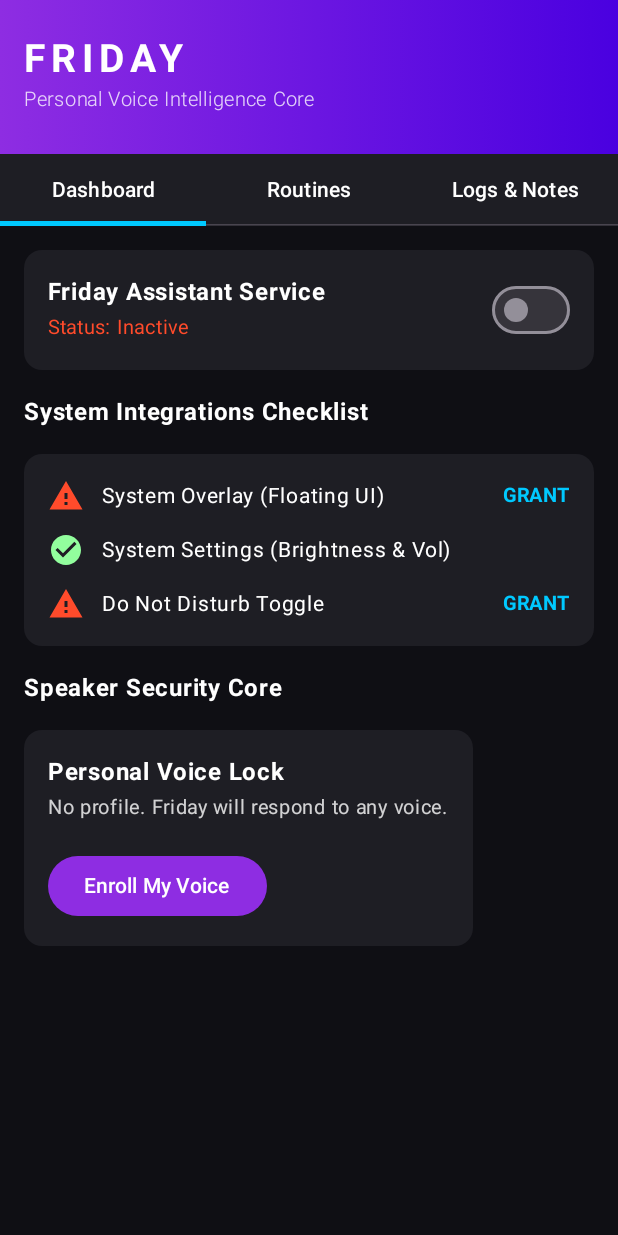
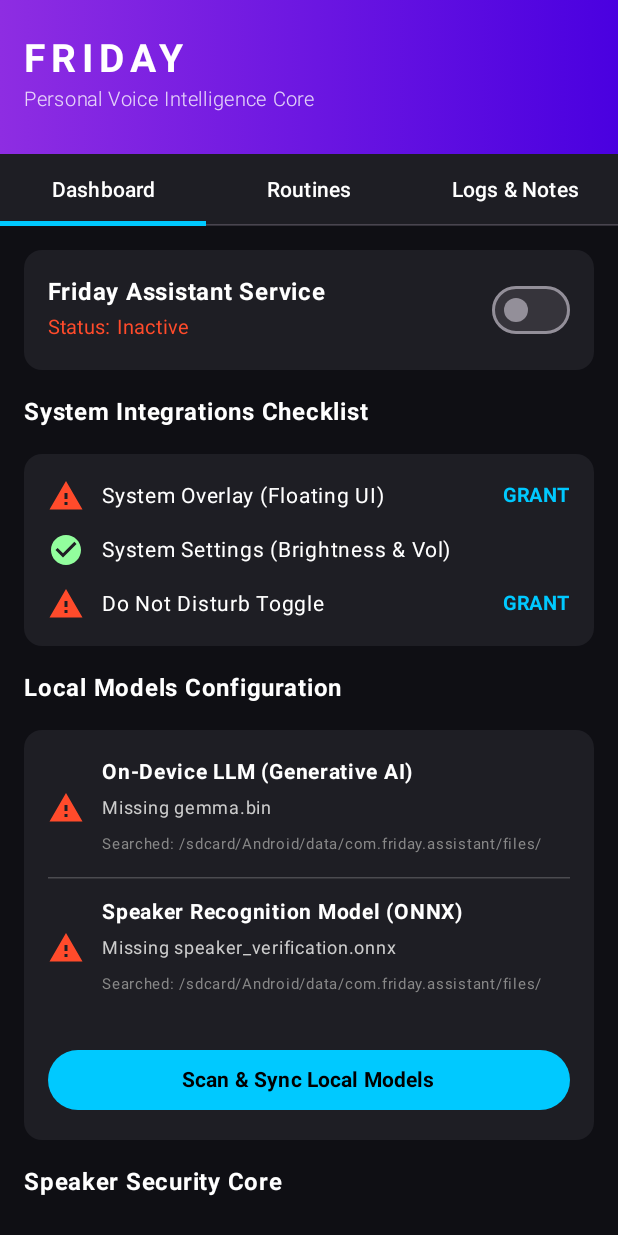
Before and after one commit to Sparrow375/Friday, an Android app built with Jetpack Compose: the screen it shows after launch (MainActivity), on a phone screen of 412 x 824 dp. Run offline under Robolectric (Android 15) with nearby library versions, the light colour scheme and no system bars; our stand-ins replace Room's generated code; libraries missing offline, so code that uses them is left out: ai.onnxruntime, com.google.mediapipe.tasks; 2 statements that could not run were skipped.

Commit message:
Fix voice enrollment profile state, service auto-toggle, offline speech recognizer, and implement Local Models Config Diagnostic UI & Phone Calling automation.

```diff
--- a/app/src/main/AndroidManifest.xml
+++ b/app/src/main/AndroidManifest.xml
@@ -18,6 +18,9 @@
     <uses-permission android:name="android.permission.BLUETOOTH" />
     <uses-permission android:name="android.permission.BLUETOOTH_ADMIN" />
     <uses-permission android:name="android.permission.BLUETOOTH_CONNECT" />
+    <uses-permission android:name="android.permission.BLUETOOTH_SCAN" />
+    <uses-permission android:name="android.permission.READ_CONTACTS" />
+    <uses-permission android:name="android.permission.CALL_PHONE" />
 
     <!-- Geofencing & Location -->
     <uses-permission android:name="android.permission.ACCESS_FINE_LOCATION" />
--- a/app/src/main/java/com/friday/assistant/audio/SpeakerVerifier.kt
+++ b/app/src/main/java/com/friday/assistant/audio/SpeakerVerifier.kt
@@ -9,27 +9,34 @@ import java.io.File
 import java.nio.FloatBuffer
 import kotlin.math.sqrt
 
-class SpeakerVerifier private constructor(context: Context) {
+class SpeakerVerifier private constructor(private val context: Context) {
 
     private var ortEnv: OrtEnvironment? = null
     private var ortSession: OrtSession? = null
-    private val modelFile = File(context.filesDir, "speaker_verification.onnx")
 
     init {
         initModel()
     }
 
     private fun initModel() {
-        if (!modelFile.exists()) {
-            Log.w(TAG, "Speaker verification ONNX model file does not exist at ${modelFile.absolutePath}")
+        val possiblePaths = listOf(
+            File(context.filesDir, "speaker_verification.onnx"),
+            File(context.getExternalFilesDir(null), "speaker_verification.onnx"),
+            File("/sdcard/Android/data/com.friday.assistant/files/speaker_verification.onnx")
+        )
+        val existingModel = possiblePaths.firstOrNull { it.exists() && it.isFile }
+
+        if (existingModel == null) {
+            Log.w(TAG, "Speaker verification ONNX model file does not exist. Searched: ${possiblePaths.joinToString { it.absolutePath }}")
             return
         }
+
         try {
             ortEnv = OrtEnvironment.getEnvironment()
-            ortSession = ortEnv?.createSession(modelFile.absolutePath, OrtSession.SessionOptions())
-            Log.i(TAG, "ONNX Speaker Verification model loaded successfully.")
+            ortSession = ortEnv?.createSession(existingModel.absolutePath, OrtSession.SessionOptions())
+            Log.i(TAG, "ONNX Speaker Verification model loaded successfully from: ${existingModel.absolutePath}")
         } catch (t: Throwable) {
-            Log.e(TAG, "Error loading ONNX model or JNI libraries", t)
+            Log.e(TAG, "Error loading ONNX model or JNI libraries from: ${existingModel.absolutePath}", t)
         }
     }
 
--- a/app/src/main/java/com/friday/assistant/ui/MainActivity.kt
+++ b/app/src/main/java/com/friday/assistant/ui/MainActivity.kt
@@ -43,6 +43,7 @@ import androidx.compose.ui.unit.sp
 import androidx.core.content.ContextCompat
 import androidx.lifecycle.lifecycleScope
 import com.friday.assistant.audio.SpeakerVerifier
+import com.friday.assistant.classifier.LocalLlmRunner
 import com.friday.assistant.core.FridayApplication
 import com.friday.assistant.core.ConversationEntity
 import com.friday.assistant.core.NoteEntity
@@ -99,8 +100,14 @@ class MainActivity : ComponentActivity() {
         val permissions = mutableListOf(
             Manifest.permission.RECORD_AUDIO,
             Manifest.permission.ACCESS_FINE_LOCATION,
-            Manifest.permission.ACCESS_COARSE_LOCATION
+            Manifest.permission.ACCESS_COARSE_LOCATION,
+            Manifest.permission.READ_CONTACTS,
+            Manifest.permission.CALL_PHONE
         )
+        if (Build.VERSION.SDK_INT >= Build.VERSION_CODES.S) {
+            permissions.add(Manifest.permission.BLUETOOTH_CONNECT)
+            permissions.add(Manifest.permission.BLUETOOTH_SCAN)
+        }
         if (Build.VERSION.SDK_INT >= Build.VERSION_CODES.TIRAMISU) {
             permissions.add(Manifest.permission.POST_NOTIFICATIONS)
         }
@@ -242,7 +249,7 @@ class MainActivity : ComponentActivity() {
         var enrollmentStatus by remember { mutableStateOf("Ready to enroll") }
 
         val enrolledEmbeddingStr = prefs.getString("enrolled_embedding", null)
-        val hasEnrolledVoice = !enrolledEmbeddingStr.isNullOrEmpty()
+        var hasEnrolledVoice by remember { mutableStateOf(!enrolledEmbeddingStr.isNullOrEmpty()) }
 
         LazyColumn(verticalArrangement = Arrangement.spacedBy(16.dp)) {
             // Service Controller
@@ -326,6 +333,92 @@ class MainActivity : ComponentActivity() {
                 }
             }
 
+            // Local Models Configuration & Diagnostic
+            item {
+                Text("Local Models Configuration", fontWeight = FontWeight.Bold, color = Color.White, fontSize = 16.sp)
+            }
+
+            item {
+                Card(colors = CardDefaults.cardColors(containerColor = Color(0xFF1E1E24))) {
+                    var llmName by remember { mutableStateOf(LocalLlmRunner.getInstance(context).getLoadedModelName()) }
+                    var llmLoaded by remember { mutableStateOf(LocalLlmRunner.getInstance(context).isModelLoaded()) }
+                    var onnxLoaded by remember { mutableStateOf(speakerVerifier?.isModelLoaded() ?: false) }
+
+                    Column(modifier = Modifier.padding(16.dp), verticalArrangement = Arrangement.spacedBy(10.dp)) {
+                        Row(verticalAlignment = Alignment.CenterVertically) {
+                            Icon(
+                                imageVector = if (llmLoaded) Icons.Default.CheckCircle else Icons.Default.Warning,
+                                contentDescription = null,
+                                tint = if (llmLoaded) Color(0xFF92FE9D) else Color(0xFFFF4B2B),
+                                modifier = Modifier.padding(end = 12.dp)
+                            )
+                            Column(modifier = Modifier.weight(1f)) {
+                                Text("On-Device LLM (Generative AI)", fontWeight = FontWeight.Bold, color = Color.White, fontSize = 14.sp)
+                                Text(
+                                    text = if (llmLoaded) "Loaded: $llmName" else "Missing gemma.bin",
+                                    fontSize = 12.sp,
+                                    color = Color.LightGray
+                                )
+                                Text(
+                                    text = "Searched: /sdcard/Android/data/com.friday.assistant/files/",
+                                    fontSize = 10.sp,
+                                    color = Color.Gray
+                                )
+                            }
+                        }
+
+                        HorizontalDivider(color = Color(0x33FFFFFF))
+
+                        Row(verticalAlignment = Alignment.CenterVertically) {
+                            Icon(
+                                imageVector = if (onnxLoaded) Icons.Default.CheckCircle else Icons.Default.Warning,
+                                contentDescription = null,
+                                tint = if (onnxLoaded) Color(0xFF92FE9D) else Color(0xFFFF4B2B),
+                                modifier = Modifier.padding(end = 12.dp)
+                            )
+                            Column(modifier = Modifier.weight(1f)) {
+                                Text("Speaker Recognition Model (ONNX)", fontWeight = FontWeight.Bold, color = Color.White, fontSize = 14.sp)
+                                Text(
+                                    text = if (onnxLoaded) "Loaded: speaker_verification.onnx" else "Missing speaker_verification.onnx",
+                                    fontSize = 12.sp,
+                                    color = Color.LightGray
+                                )
+                                Text(
+                                    text = "Searched: /sdcard/Android/data/com.friday.assistant/files/",
+                                    fontSize = 10.sp,
+                                    color = Color.Gray
+                                )
+                            }
+                        }
+
+                        Spacer(modifier = Modifier.height(8.dp))
+
+                        Button(
+                            onClick = {
+                                try {
+                                    LocalLlmRunner.getInstance(context).reloadModel()
+                                    speakerVerifier = SpeakerVerifier.getInstance(context)
+                                    val isLlmActive = LocalLlmRunner.getInstance(context).isModelLoaded()
+                                    val isOnnxActive = speakerVerifier?.isModelLoaded() ?: false
+                                    llmLoaded = isLlmActive
+                                    llmName = LocalLlmRunner.getInstance(context).getLoadedModelName()
+                                    onnxLoaded = isOnnxActive
+
+                                    val msg = "Sync Complete. LLM: ${if (isLlmActive) "Loaded" else "Not Found"}, ONNX: ${if (isOnnxActive) "Loaded" else "Not Found"}"
+                                    Toast.makeText(context, msg, Toast.LENGTH_LONG).show()
+                                } catch (t: Throwable) {
+                                    Toast.makeText(context, "Error syncing: ${t.localizedMessage}", Toast.LENGTH_LONG).show()
+                                }
+                            },
+                            colors = ButtonDefaults.buttonColors(containerColor = Color(0xFF00C9FF)),
+                            modifier = Modifier.fillMaxWidth()
+                        ) {
+                            Text("Scan & Sync Local Models", color = Color.Black, fontWeight = FontWeight.Bold)
+                        }
+                    }
+                }
+            }
+
             // Voice Bio-metrics Enrollment
             item {
                 Text("Speaker Security Core", fontWeight = FontWeight.Bold, color = Color.White, fontSize = 16.sp)
@@ -373,6 +466,7 @@ class MainActivity : ComponentActivity() {
                                             if (embedding != null) {
                                                 val str = embedding.joinToString(",")
                                                 prefs.edit().putString("enrolled_embedding", str).apply()
+                                                hasEnrolledVoice = true
                                                 Toast.makeText(context, "Voice Enrolled Successfully!", Toast.LENGTH_LONG).show()
                                             }
                                         }
@@ -649,11 +743,7 @@ class MainActivity : ComponentActivity() {
     }
 
     private fun isServiceRunning(): Boolean {
-        // OverlayService runs as a foreground service
-        // Since we are checking locally inside our process, we can verify if the service context is active
-        // But since we stop/start manually, a simple check is standard.
-        // For local purposes, return true if started. We check it programmatically:
-        return false // Will be updated dynamically by binding/intent or local variable in service
+        return OverlayService.isRunning
     }
 
     private fun startVoiceEnrollment(onUpdate: (Float, String, Boolean, FloatArray?) -> Unit) {
--- a/app/src/main/java/com/friday/assistant/ui/OverlayService.kt
+++ b/app/src/main/java/com/friday/assistant/ui/OverlayService.kt
@@ -69,6 +69,7 @@ class OverlayService : Service(), TextToSpeech.OnInitListener {
     override fun onCreate() {
         super.onCreate()
         Log.i(TAG, "Creating OverlayService...")
+        isRunning = true
 
         prefs = getSharedPreferences("friday_prefs", Context.MODE_PRIVATE)
         loadEnrolledVoice()
@@ -404,6 +405,7 @@ class OverlayService : Service(), TextToSpeech.OnInitListener {
                     IntentType.LAUNCH_APP -> speak(systemExecutor.executeLaunchApp(command.parameters["packageName"] ?: "", command.parameters["appName"] ?: ""))
                     IntentType.DEEP_LINK_APP -> speak(systemExecutor.executeDeepLink(command.parameters))
                     IntentType.ALARM_TIMER -> speak(systemExecutor.executeAlarmTimer(command.parameters))
+                    IntentType.CALL -> speak(systemExecutor.executeCall(command.parameters))
 
                     IntentType.NOTE -> {
                         val action = command.parameters["action"]
@@ -496,6 +498,7 @@ class OverlayService : Service(), TextToSpeech.OnInitListener {
     override fun onDestroy() {
         super.onDestroy()
         Log.i(TAG, "Destroying OverlayService...")
+        isRunning = false
         serviceScope.cancel()
         speechManager.destroy()
         tts?.stop()
@@ -515,5 +518,8 @@ class OverlayService : Service(), TextToSpeech.OnInitListener {
     companion object {
         private const val TAG = "OverlayService"
         private const val NOTIFICATION_ID = 404
+
+        @Volatile
+        var isRunning = false
     }
 }
```
Also changed, not shown: app/src/main/java/com/friday/assistant/audio/SpeechRecognizerManager.kt (+20 -4 lines), app/src/main/java/com/friday/assistant/classifier/CommandClassifier.kt (+7 -0 lines), app/src/main/java/com/friday/assistant/executor/SystemExecutor.kt (+62 -0 lines), 1 other file.
